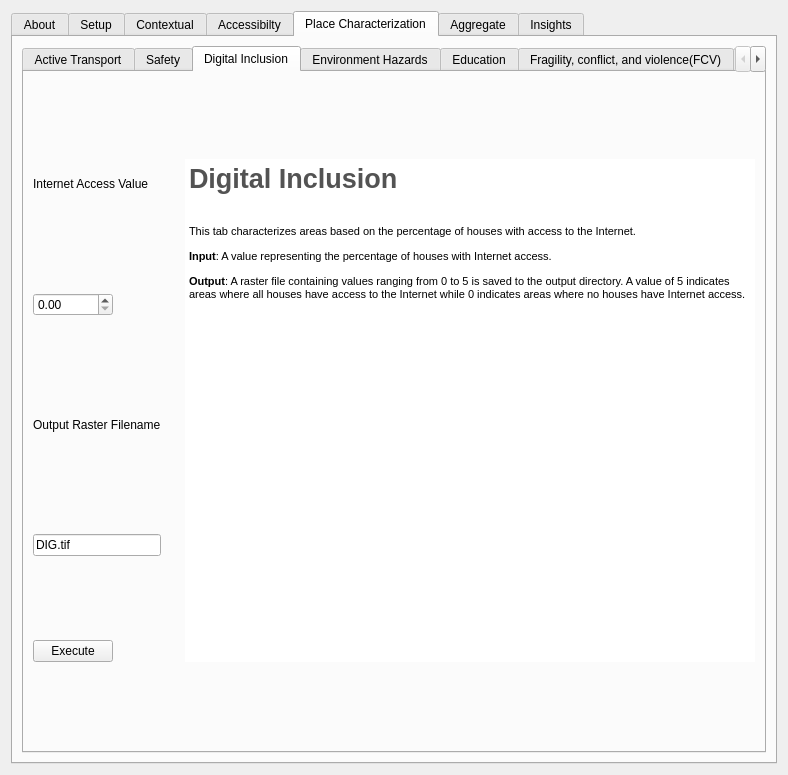
Above: gender_indicator_tool/gender_indicator_tool_dialog_base.ui from worldbank/GEEST before the change. Below: the same form after it.
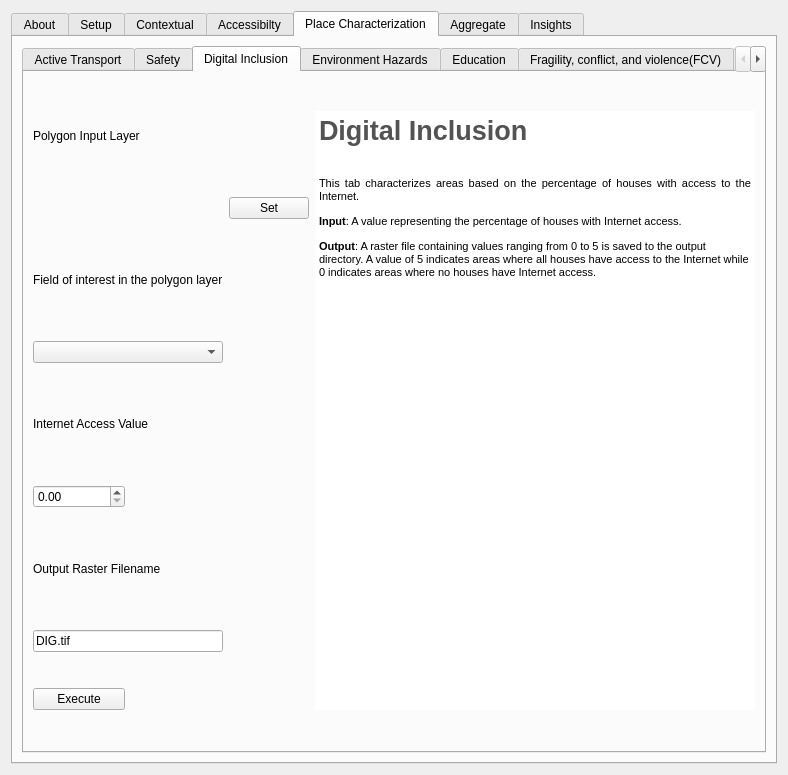
That is the form after the change. The open tabs and pages were chosen to show the change. Custom widgets are drawn as their Qt base class.

Commit message: Updates on Digital Inclusion

The edit to the form file:
```diff
--- a/gender_indicator_tool/gender_indicator_tool_dialog_base.ui
+++ b/gender_indicator_tool/gender_indicator_tool_dialog_base.ui
@@ -2239,7 +2239,54 @@
            <string>Digital Inclusion</string>
           </attribute>
           <layout class="QGridLayout" name="gridLayout_20">
-           <item row="0" column="0" colspan="3">
+           <item row="0" column="0" colspan="2">
+            <widget class="QLabel" name="label_81">
+             <property name="maximumSize">
+              <size>
+               <width>16777215</width>
+               <height>50</height>
+              </size>
+             </property>
+             <property name="text">
+              <string>Polygon Input Layer</string>
+             </property>
+            </widget>
+           </item>
+           <item row="1" column="0" colspan="2">
+            <widget class="QgsFileWidget" name="DIG_Input_Field" native="true">
+             <property name="toolTip">
+              <string>&lt;html&gt;&lt;head/&gt;&lt;body&gt;&lt;p&gt;&lt;span style=&quot; font-weight:600;&quot;&gt;Education Facility Point Layer&lt;/span&gt;&lt;/p&gt;&lt;/body&gt;&lt;/html&gt;</string>
+             </property>
+            </widget>
+           </item>
+           <item row="1" column="2">
+            <widget class="QPushButton" name="DIG_Set_PB">
+             <property name="text">
+              <string>Set</string>
+             </property>
+            </widget>
+           </item>
+           <item row="2" column="0" colspan="2">
+            <widget class="QLabel" name="label_77">
+             <property name="maximumSize">
+              <size>
+               <width>16777215</width>
+               <height>50</height>
+              </size>
+             </property>
+             <property name="text">
+              <string>Field of interest in the polygon layer</string>
+             </property>
+            </widget>
+           </item>
+           <item row="3" column="0" colspan="2">
+            <widget class="QComboBox" name="DIG_rasField_CB">
+             <property name="toolTip">
+              <string>&lt;html&gt;&lt;head/&gt;&lt;body&gt;&lt;p&gt;&lt;span style=&quot; font-weight:600;&quot;&gt;Education Facility Point Layer Field&lt;/span&gt;&lt;/p&gt;&lt;/body&gt;&lt;/html&gt;</string>
+             </property>
+            </widget>
+           </item>
+           <item row="4" column="0" colspan="2">
             <widget class="QLabel" name="label_124">
              <property name="maximumSize">
               <size>
@@ -2252,7 +2299,23 @@
              </property>
             </widget>
            </item>
-           <item row="3" column="0" colspan="2">
+           <item row="5" column="0">
+            <widget class="QDoubleSpinBox" name="DIG_User_Value_Input"/>
+           </item>
+           <item row="6" column="0" colspan="2">
+            <widget class="QLabel" name="label_126">
+             <property name="maximumSize">
+              <size>
+               <width>16777215</width>
+               <height>50</height>
+              </size>
+             </property>
+             <property name="text">
+              <string>Output Raster Filename</string>
+             </property>
+            </widget>
+           </item>
+           <item row="7" column="0" colspan="2">
             <widget class="QgsFilterLineEdit" name="DIG_Output_Field">
              <property name="text">
               <string>DIG.tif</string>
@@ -2262,21 +2325,31 @@
              </property>
             </widget>
            </item>
-           <item row="1" column="0">
-            <widget class="QDoubleSpinBox" name="DIG_User_Value_Input"/>
-           </item>
-           <item row="4" column="0">
+           <item row="8" column="0">
             <widget class="QPushButton" name="DIG_Execute_PB">
              <property name="text">
               <string>Execute</string>
              </property>
             </widget>
            </item>
-           <item row="0" column="3" rowspan="5">
+           <item row="8" column="1">
+            <widget class="QLabel" name="DIG_status">
+             <property name="text">
+              <string/>
+             </property>
+            </widget>
+           </item>
+           <item row="0" column="3" rowspan="9">
             <widget class="QTextEdit" name="textEdit_29">
              <property name="enabled">
               <bool>true</bool>
              </property>
+             <property name="maximumSize">
+              <size>
+               <width>16777215</width>
+               <height>1200</height>
+              </size>
+             </property>
              <property name="frameShape">
               <enum>QFrame::NoFrame</enum>
              </property>
@@ -2296,26 +2369,6 @@
              </property>
             </widget>
            </item>
-           <item row="4" column="1" colspan="2">
-            <widget class="QLabel" name="DIG_status">
-             <property name="text">
-              <string/>
-             </property>
-            </widget>
-           </item>
-           <item row="2" column="0" colspan="2">
-            <widget class="QLabel" name="label_126">
-             <property name="maximumSize">
-              <size>
-               <width>16777215</width>
-               <height>50</height>
-              </size>
-             </property>
-             <property name="text">
-              <string>Output Raster Filename</string>
-             </property>
-            </widget>
-           </item>
           </layout>
          </widget>
          <widget class="QWidget" name="tab_32">
```
Left out of the diff: 4 changed lines with no effect on the pictures. The commit also changes 1 other file.
